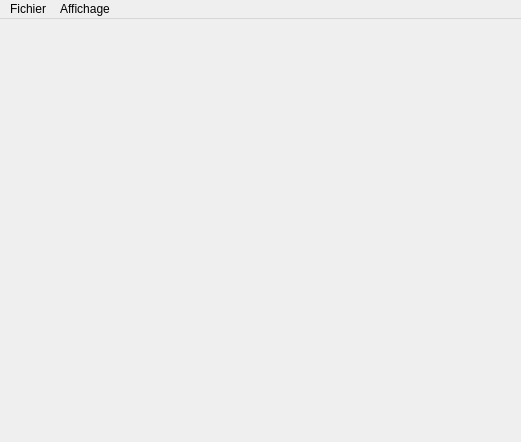
Before: the Qt Designer form logiciel/client/client.ui in kbollini/dessin-realite-augmentee, drawn with Qt 5.
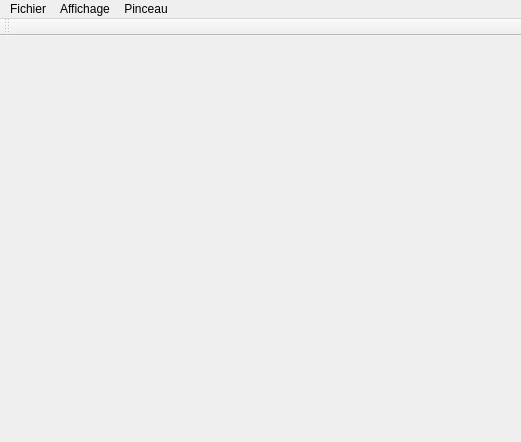
After: the same form once the commit is applied.

Commit message: Ajout des outils sur l'interface, communication avec la classe état. Manque qu'à intérroger la classe pour faire passer sur le réseau.

Diff of the .ui file:
```diff
--- a/logiciel/client/client.ui
+++ b/logiciel/client/client.ui
@@ -38,8 +38,27 @@
     </property>
     <addaction name="actionPleinEcran"/>
    </widget>
+   <widget class="QMenu" name="menuPinceau">
+    <property name="title">
+     <string>Pinceau</string>
+    </property>
+    <addaction name="actionDiametreP"/>
+    <addaction name="actionCouleurP"/>
+   </widget>
    <addaction name="menuFichier"/>
    <addaction name="menuAffichage"/>
+   <addaction name="menuPinceau"/>
+  </widget>
+  <widget class="QToolBar" name="toolBar">
+   <property name="windowTitle">
+    <string>toolBar</string>
+   </property>
+   <attribute name="toolBarArea">
+    <enum>TopToolBarArea</enum>
+   </attribute>
+   <attribute name="toolBarBreak">
+    <bool>false</bool>
+   </attribute>
   </widget>
   <action name="actionQuitter">
    <property name="text">
```
Left out of the diff: 20 changed lines with no effect on the pictures. The commit also changes 4 other files.
